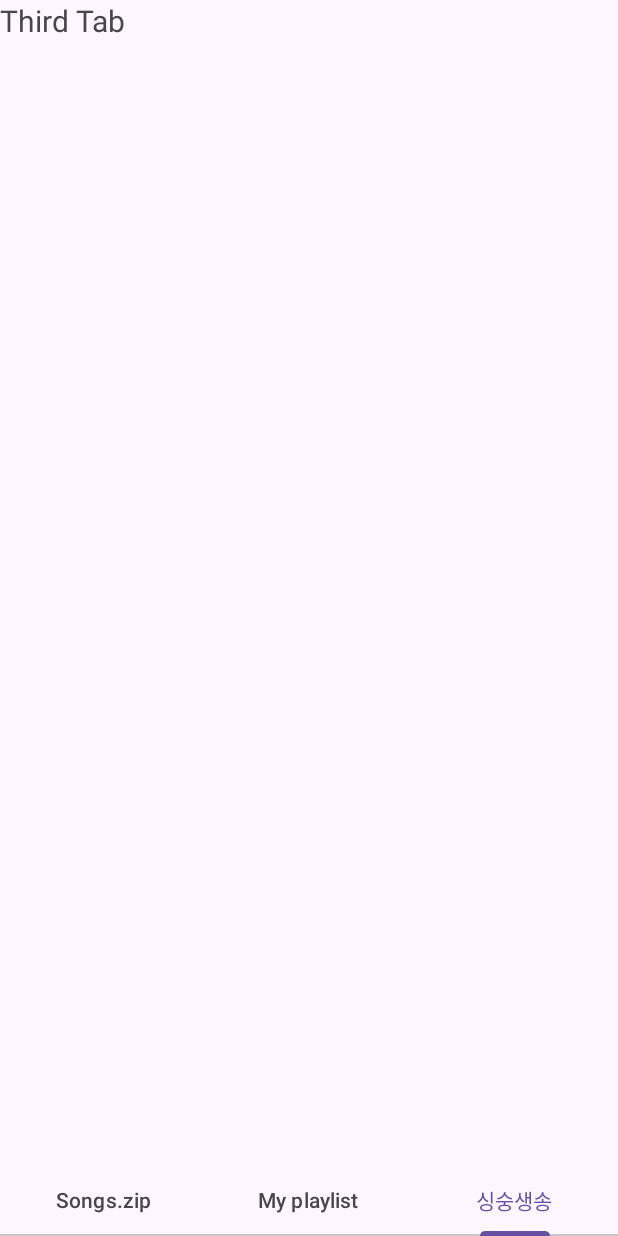
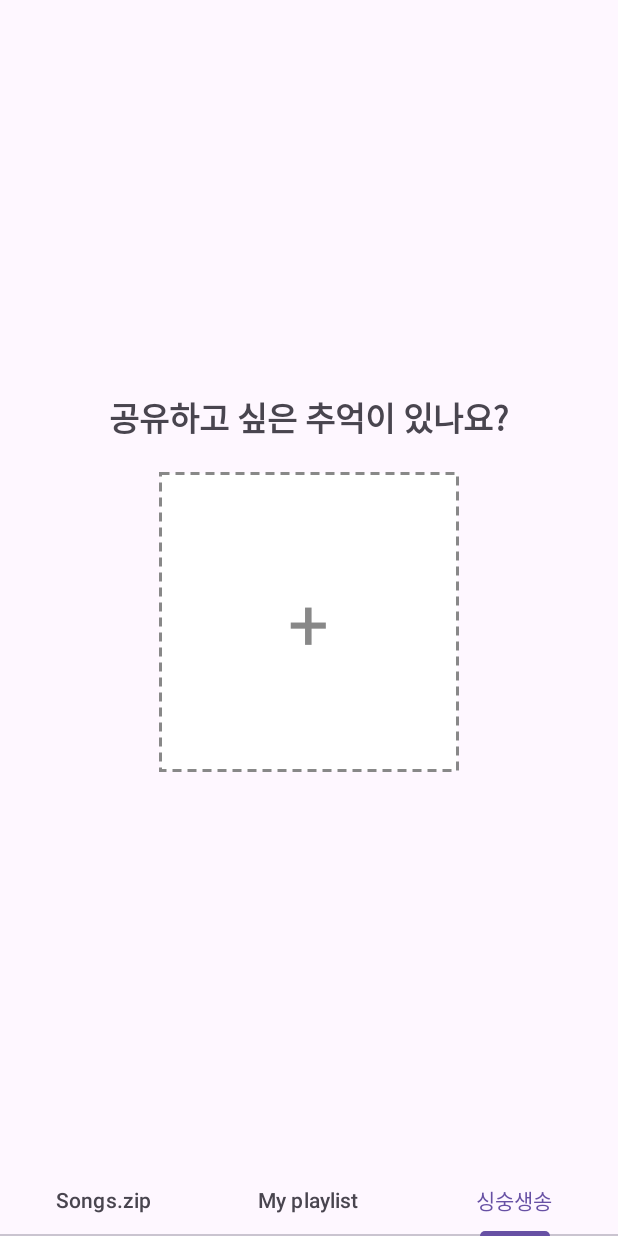
Before and after one commit to tejava317/SingSangSung, an Android app: the screen it shows after launch (MainActivity), item 3 of the bottom bar chosen, on a phone screen of 412 x 824 dp. Run offline under Robolectric (Android 15) with nearby library versions, the phone set to English and light mode, and no system bars.

Commit message:
feat: Implement Tab 3 main screen

```diff
--- /dev/null
+++ b/app/src/main/res/drawable/image_generation_start_background.xml
@@ -0,0 +1,12 @@
+<?xml version="1.0" encoding="utf-8"?>
+<shape xmlns:android="http://schemas.android.com/apk/res/android"
+    android:shape="rectangle">
+
+    <solid android:color="#FFFFFF" />
+
+    <stroke
+        android:width="2dp"
+        android:color="#888888"
+        android:dashWidth="6dp"
+        android:dashGap="4dp" />
+</shape>
--- a/app/src/main/res/layout/tab_layout3.xml
+++ b/app/src/main/res/layout/tab_layout3.xml
@@ -1,15 +1,33 @@
 <?xml version="1.0" encoding="utf-8"?>
 <LinearLayout xmlns:android="http://schemas.android.com/apk/res/android"
+    android:layout_width="match_parent"
+    android:layout_height="match_parent"
     android:orientation="vertical"
-    android:layout_width="match_parent"
-    android:layout_height="match_parent">
+    android:gravity="center">
 
     <TextView
         android:layout_width="match_parent"
         android:layout_height="wrap_content"
-        android:text="Third Tab"
         android:layout_gravity="center"
-        android:textSize="20dp"/>
+        android:gravity="center"
+        android:text="공유하고 싶은 추억이 있나요?"
+        android:textSize="22sp"
+        android:textStyle="bold" />
 
+    <FrameLayout
+        android:layout_width="200dp"
+        android:layout_height="200dp"
+        android:background="@drawable/image_generation_start_background"
+        android:layout_marginTop="20dp">
+
+        <TextView
+            android:layout_width="wrap_content"
+            android:layout_height="wrap_content"
+            android:text="+"
+            android:textSize="48sp"
+            android:textColor="#888888"
+            android:gravity="center"
+            android:layout_gravity="center" />
+    </FrameLayout>
 
 </LinearLayout>
```
